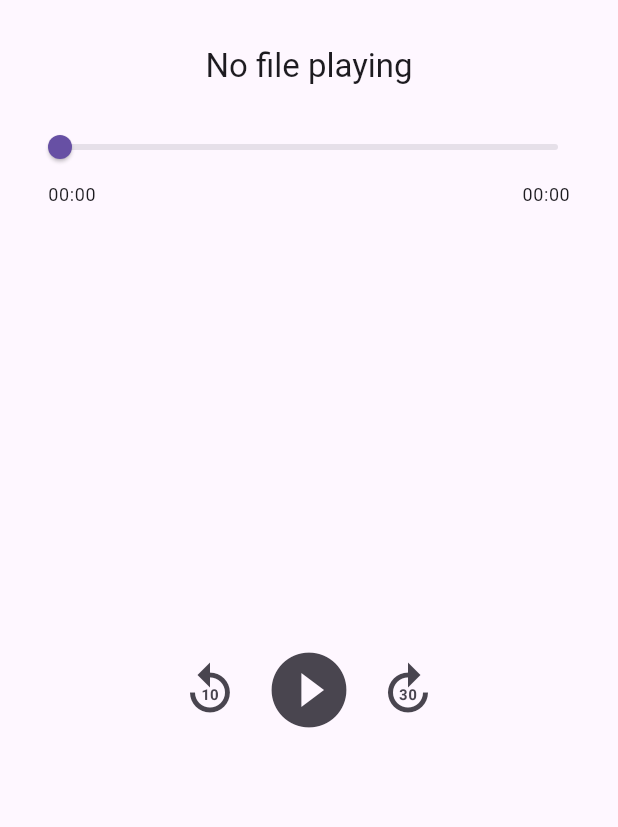
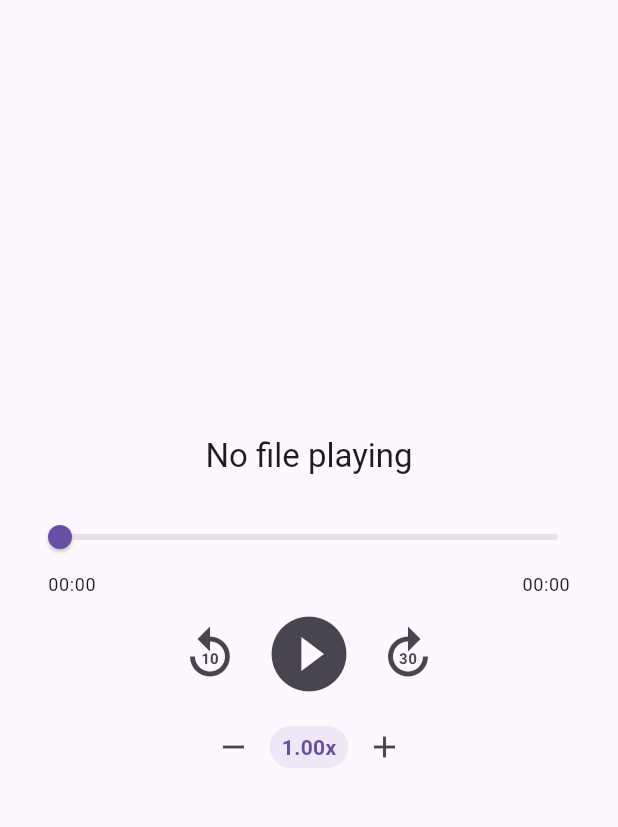
Before and after one commit to vashmp/audiobook_player, a Flutter app: the screen it shows after launch, on a phone screen of 412 x 824 dp, the part 63-890 px from its top. Run offline on Flutter 3.47's test engine with Material 3 defaults, Android fonts, the phone set to English and light mode, and no system bars; our stand-ins replace file_picker, flutter_bloc, just_audio, rxdart, shared_preferences.

Commit message:
added speed controls

```diff
--- a/lib/player/player_page.dart
+++ b/lib/player/player_page.dart
@@ -1,4 +1,5 @@
 import 'dart:async';
+import 'package:audiobook_player/player/player_speed_controls.dart';
 import 'package:flutter/material.dart';
 import 'package:audiobook_player/player/player_service.dart';
 import 'package:audiobook_player/player/player_control.dart';
@@ -68,10 +69,10 @@ class _PlayerScreenState extends State<PlayerScreen> {
         ],
       ),
       body: Column(
+        mainAxisAlignment: MainAxisAlignment.center,
         children: [
           PlayerControls(playerService: _playerService),
-          Expanded(
-            child: Center(
+          Center(
             child: Row(
               mainAxisAlignment: MainAxisAlignment.center,
               children: [
@@ -79,8 +80,8 @@ class _PlayerScreenState extends State<PlayerScreen> {
                   icon: Icon(Icons.replay_10),
                   iconSize: 40,
                   onPressed: () {
-                      final newPosition = _playerService.player.position -
-                          Duration(seconds: 10);
+                    final newPosition =
+                        _playerService.player.position - Duration(seconds: 10);
                     _playerService.seekTo(newPosition);
                   },
                 ),
@@ -107,15 +108,15 @@ class _PlayerScreenState extends State<PlayerScreen> {
                   icon: Icon(Icons.forward_30),
                   iconSize: 40,
                   onPressed: () {
-                      final newPosition = _playerService.player.position +
-                          Duration(seconds: 30);
+                    final newPosition =
+                        _playerService.player.position + Duration(seconds: 30);
                     _playerService.seekTo(newPosition);
                   },
                 ),
               ],
             ),
           ),
-          ),
+          PlaybackSpeedControls(playerService: _playerService),
         ],
       ),
     );
--- /dev/null
+++ b/lib/player/player_speed_controls.dart
@@ -0,0 +1,51 @@
+import 'package:flutter/material.dart';
+import 'player_service.dart';
+
+class PlaybackSpeedControls extends StatelessWidget {
+  final PlayerService playerService;
+
+  const PlaybackSpeedControls({
+    Key? key,
+    required this.playerService,
+  }) : super(key: key);
+
+  @override
+  Widget build(BuildContext context) {
+    return StreamBuilder<double>(
+      stream: playerService.playbackSpeedStream,
+      builder: (context, snapshot) {
+        final speed = snapshot.data ?? PlayerService.defaultSpeed;
+
+        return Row(
+          mainAxisSize: MainAxisSize.min,
+          children: [
+            IconButton(
+              icon: const Icon(Icons.remove),
+              onPressed: playerService.decreaseSpeed,
+              tooltip: 'Decrease speed',
+            ),
+            Container(
+              padding: const EdgeInsets.symmetric(horizontal: 8, vertical: 4),
+              decoration: BoxDecoration(
+                borderRadius: BorderRadius.circular(16),
+                color: Theme.of(context).primaryColor.withOpacity(0.1),
+              ),
+              child: Text(
+                '${speed.toStringAsFixed(2)}x',
+                style: TextStyle(
+                  fontWeight: FontWeight.bold,
+                  color: Theme.of(context).primaryColor,
+                ),
+              ),
+            ),
+            IconButton(
+              icon: const Icon(Icons.add),
+              onPressed: playerService.increaseSpeed,
+              tooltip: 'Increase speed',
+            ),
+          ],
+        );
+      },
+    );
+  }
+}
```
Also changed, not shown: lib/player/player_service.dart (+53 -0 lines). Lines whose indentation alone changed are shown as unchanged.
